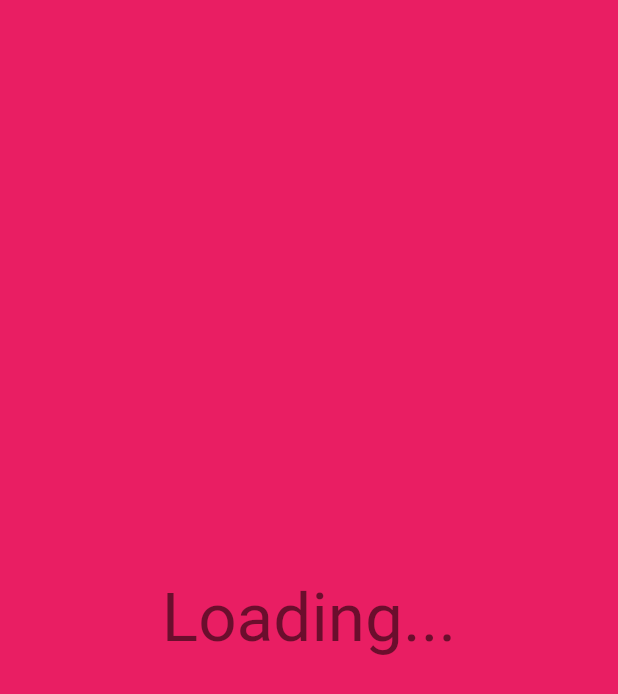
After one commit to naveedjamali/flutter_chat_firebase, a Flutter app: the SplashScreen screen opened directly, on a phone screen of 412 x 824 dp. The commit adds this screen. Shown: the top 694 px of the screen. Run offline on Flutter 3.47's test engine with Material 2 defaults, Android fonts, the phone set to English and light mode, and no system bars; our stand-ins replace cloud_firestore, firebase_auth, firebase_core, firebase_messaging, firebase_storage, image_picker; accounts and stored records are empty.

Commit message:
splash screen

```diff
--- a/lib/main.dart
+++ b/lib/main.dart
@@ -5,6 +5,7 @@ import 'package:flutter_chat_firebase/screens/auth_screen.dart';
 import 'package:firebase_core/firebase_core.dart';
 import 'package:cloud_firestore/cloud_firestore.dart';
 import 'package:flutter_chat_firebase/screens/chat_screen.dart';
+import 'package:flutter_chat_firebase/screens/splash_screen.dart';
 
 Future<void> _firebaseMessagingBackgroundHandler(RemoteMessage msg) async {
   await Firebase.initializeApp();
@@ -67,6 +68,9 @@ class _MyAppState extends State<MyApp> {
       home: StreamBuilder(
         stream: FirebaseAuth.instance.authStateChanges(),
         builder: (ctx, userSnapshot) {
+          if (userSnapshot.connectionState == ConnectionState.waiting) {
+            return SplashScreen();
+          }
           if (userSnapshot.hasData) {
             return ChatScreen();
           }
--- /dev/null
+++ b/lib/screens/splash_screen.dart
@@ -0,0 +1,18 @@
+import 'package:flutter/material.dart';
+
+class SplashScreen extends StatelessWidget {
+  const SplashScreen({Key key}) : super(key: key);
+
+  @override
+  Widget build(BuildContext context) {
+    return Scaffold(
+      backgroundColor: Theme.of(context).primaryColor,
+      body: Center(
+        child: Text(
+          'Loading...',
+          style: Theme.of(context).textTheme.headline3,
+        ),
+      ),
+    );
+  }
+}
```
